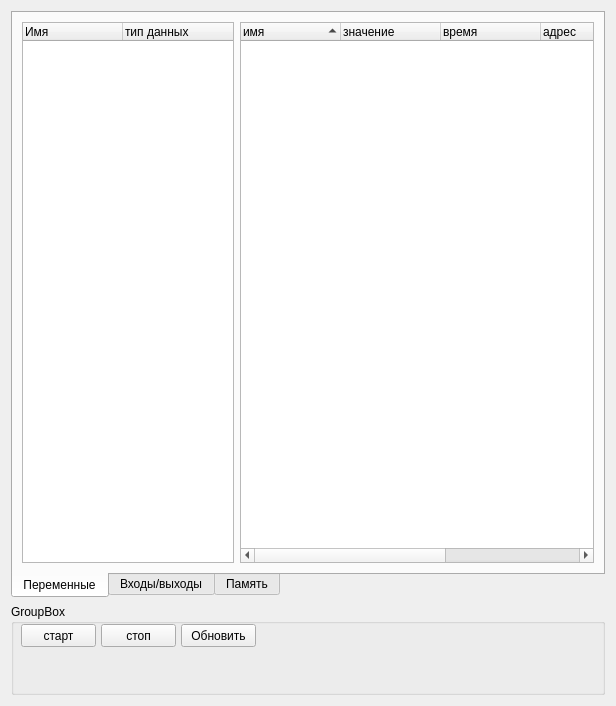
Qt form Debugger/debuggerform.ui (atikbif/relkonIDE) before a commit.
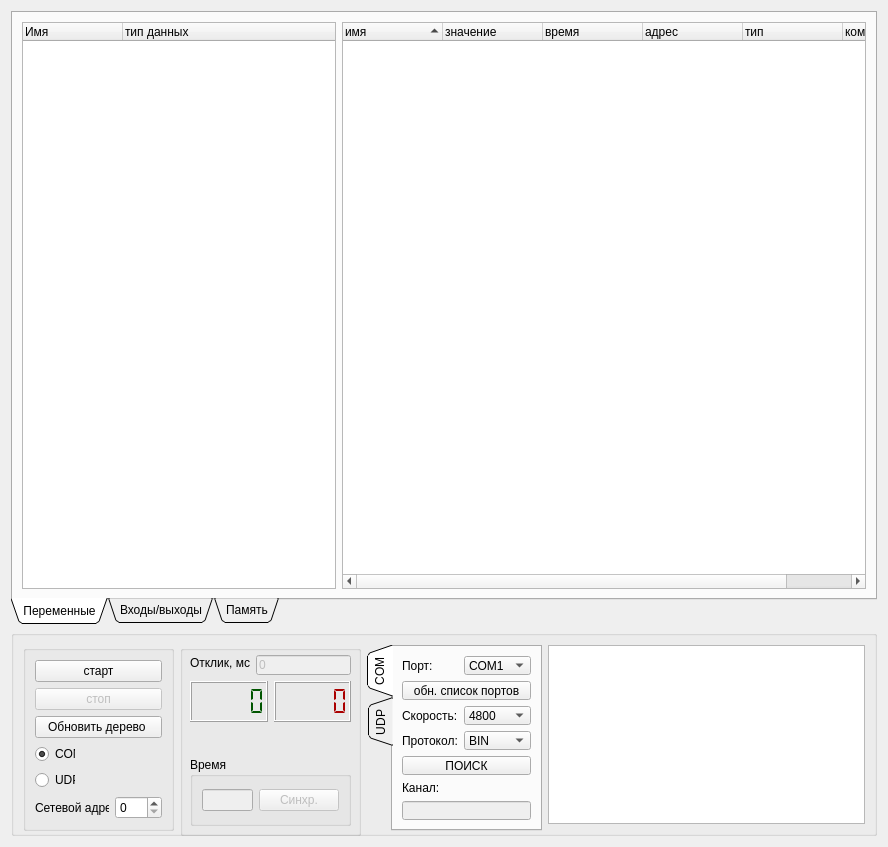
The same form after that commit. The open tabs and pages were chosen to show the change.

The edit to the form file:
```diff
--- a/Debugger/debuggerform.ui
+++ b/Debugger/debuggerform.ui
@@ -6,16 +6,22 @@
    <rect>
     <x>0</x>
     <y>0</y>
-    <width>616</width>
-    <height>706</height>
+    <width>884</width>
+    <height>847</height>
    </rect>
   </property>
   <property name="windowTitle">
    <string>Form</string>
   </property>
-  <layout class="QGridLayout" name="gridLayout_2">
+  <layout class="QGridLayout" name="gridLayout_3">
    <item row="0" column="0">
     <widget class="QTabWidget" name="tabWidget">
+     <property name="sizePolicy">
+      <sizepolicy hsizetype="Expanding" vsizetype="Expanding">
+       <horstretch>0</horstretch>
+       <verstretch>3</verstretch>
+      </sizepolicy>
+     </property>
      <property name="minimumSize">
       <size>
        <width>441</width>
@@ -28,6 +34,9 @@
      <property name="tabPosition">
       <enum>QTabWidget::South</enum>
      </property>
+     <property name="tabShape">
+      <enum>QTabWidget::Triangular</enum>
+     </property>
      <property name="currentIndex">
       <number>0</number>
      </property>
@@ -132,54 +141,576 @@
    </item>
    <item row="1" column="0">
     <widget class="QGroupBox" name="groupBox_2">
+     <property name="sizePolicy">
+      <sizepolicy hsizetype="Preferred" vsizetype="Preferred">
+       <horstretch>0</horstretch>
+       <verstretch>1</verstretch>
+      </sizepolicy>
+     </property>
      <property name="minimumSize">
       <size>
-       <width>101</width>
-       <height>91</height>
+       <width>866</width>
+       <height>206</height>
       </size>
      </property>
      <property name="title">
-      <string>GroupBox</string>
+      <string/>
      </property>
-     <widget class="QPushButton" name="startButton">
-      <property name="geometry">
-       <rect>
-        <x>10</x>
-        <y>20</y>
-        <width>75</width>
-        <height>23</height>
-       </rect>
-      </property>
-      <property name="text">
-       <string>старт</string>
-      </property>
-     </widget>
-     <widget class="QPushButton" name="stopButton">
-      <property name="geometry">
-       <rect>
-        <x>90</x>
-        <y>20</y>
-        <width>75</width>
-        <height>23</height>
-       </rect>
-      </property>
-      <property name="text">
-       <string>стоп</string>
-      </property>
-     </widget>
-     <widget class="QPushButton" name="updateButton">
-      <property name="geometry">
-       <rect>
-        <x>170</x>
-        <y>20</y>
-        <width>75</width>
-        <height>23</height>
-       </rect>
-      </property>
-      <property name="text">
-       <string>Обновить</string>
-      </property>
-     </widget>
+     <layout class="QGridLayout" name="gridLayout_6">
+      <item row="0" column="0">
+       <widget class="QGroupBox" name="groupBox">
+        <property name="sizePolicy">
+         <sizepolicy hsizetype="Preferred" vsizetype="Preferred">
+          <horstretch>0</horstretch>
+          <verstretch>0</verstretch>
+         </sizepolicy>
+        </property>
+        <property name="minimumSize">
+         <size>
+          <width>151</width>
+          <height>186</height>
+         </size>
+        </property>
+        <property name="maximumSize">
+         <size>
+          <width>151</width>
+          <height>186</height>
+         </size>
+        </property>
+        <property name="title">
+         <string/>
+        </property>
+        <layout class="QGridLayout" name="gridLayout_4">
+         <item row="4" column="0">
+          <widget class="QRadioButton" name="radioButtonUDP">
+           <property name="text">
+            <string>UDP</string>
+           </property>
+          </widget>
+         </item>
+         <item row="6" column="0" colspan="3">
+          <layout class="QHBoxLayout" name="horizontalLayout_3">
+           <item>
+            <widget class="QLabel" name="label">
+             <property name="text">
+              <string>Сетевой адрес:</string>
+             </property>
+            </widget>
+           </item>
+           <item>
+            <widget class="QSpinBox" name="spinBoxNetAddress">
+             <property name="maximum">
+              <number>255</number>
+             </property>
+            </widget>
+           </item>
+          </layout>
+         </item>
+         <item row="3" column="0">
+          <widget class="QRadioButton" name="radioButtonCOM">
+           <property name="text">
+            <string>COM</string>
+           </property>
+           <property name="checked">
+            <bool>true</bool>
+           </property>
+          </widget>
+         </item>
+         <item row="2" column="0" colspan="3">
+          <widget class="QPushButton" name="updateButton">
+           <property name="text">
+            <string>Обновить дерево </string>
+           </property>
+          </widget>
+         </item>
+         <item row="0" column="0" colspan="3">
+          <widget class="QPushButton" name="startButton">
+           <property name="text">
+            <string>старт</string>
+           </property>
+          </widget>
+         </item>
+         <item row="1" column="0" colspan="3">
+          <widget class="QPushButton" name="stopButton">
+           <property name="enabled">
+            <bool>false</bool>
+           </property>
+           <property name="text">
+            <string>стоп</string>
+           </property>
+          </widget>
+         </item>
+         <item row="5" column="0">
+          <spacer name="verticalSpacer_2">
+           <property name="orientation">
+            <enum>Qt::Vertical</enum>
+           </property>
+           <property name="sizeHint" stdset="0">
+            <size>
+             <width>20</width>
+             <height>25</height>
+            </size>
+           </property>
+          </spacer>
+         </item>
+        </layout>
+       </widget>
+      </item>
+      <item row="0" column="1">
+       <widget class="QGroupBox" name="groupBox_3">
+        <property name="sizePolicy">
+         <sizepolicy hsizetype="Preferred" vsizetype="Preferred">
+          <horstretch>0</horstretch>
+          <verstretch>0</verstretch>
+         </sizepolicy>
+        </property>
+        <property name="minimumSize">
+         <size>
+          <width>181</width>
+          <height>191</height>
+         </size>
+        </property>
+        <property name="maximumSize">
+         <size>
+          <width>181</width>
+          <height>191</height>
+         </size>
+        </property>
+        <property name="title">
+         <string/>
+        </property>
+        <widget class="QLabel" name="label_3">
+         <property name="geometry">
+          <rect>
+           <x>10</x>
+           <y>10</y>
+           <width>60</width>
+           <height>16</height>
+          </rect>
+         </property>
+         <property name="text">
+          <string>Отклик, мс:</string>
+         </property>
+        </widget>
+        <widget class="QLineEdit" name="lineEditAnswerTime">
+         <property name="enabled">
+          <bool>false</bool>
+         </property>
+         <property name="geometry">
+          <rect>
+           <x>76</x>
+           <y>10</y>
+           <width>95</width>
+           <height>20</height>
+          </rect>
+         </property>
+         <property name="text">
+          <string>0</string>
+         </property>
+         <property name="maxLength">
+          <number>6</number>
+         </property>
+         <property name="readOnly">
+          <bool>true</bool>
+         </property>
+        </widget>
+        <widget class="QGroupBox" name="groupBox_4">
+         <property name="geometry">
+          <rect>
+           <x>10</x>
+           <y>112</y>
+           <width>161</width>
+           <height>69</height>
+          </rect>
+         </property>
+         <property name="sizePolicy">
+          <sizepolicy hsizetype="Preferred" vsizetype="Preferred">
+           <horstretch>0</horstretch>
+           <verstretch>0</verstretch>
+          </sizepolicy>
+         </property>
+         <property name="title">
+          <string>Время</string>
+         </property>
+         <layout class="QGridLayout" name="gridLayout_5">
+          <item row="0" column="0">
+           <widget class="QLineEdit" name="lineEditTime">
+            <property name="enabled">
+             <bool>false</bool>
+            </property>
+           </widget>
+          </item>
+          <item row="0" column="1">
+           <widget class="QPushButton" name="pushButtonTimeWrite">
+            <property name="enabled">
+             <bool>false</bool>
+            </property>
+            <property name="text">
+             <string>Синхр.</string>
+            </property>
+           </widget>
+          </item>
+         </layout>
+        </widget>
+        <widget class="QWidget" name="">
+         <property name="geometry">
+          <rect>
+           <x>10</x>
+           <y>36</y>
+           <width>161</width>
+           <height>41</height>
+          </rect>
+         </property>
+         <layout class="QHBoxLayout" name="horizontalLayout_2">
+          <item>
+           <widget class="QLCDNumber" name="lcdNumberCorrect">
+            <property name="sizePolicy">
+             <sizepolicy hsizetype="Minimum" vsizetype="Minimum">
+              <horstretch>0</horstretch>
+              <verstretch>0</verstretch>
+             </sizepolicy>
+            </property>
+            <property name="palette">
+             <palette>
+              <active>
+               <colorrole role="WindowText">
+                <brush brushstyle="SolidPattern">
+                 <color alpha="255">
+                  <red>0</red>
+                  <green>85</green>
+                  <blue>0</blue>
+                 </color>
+                </brush>
+               </colorrole>
+               <colorrole role="Text">
+                <brush brushstyle="SolidPattern">
+                 <color alpha="255">
+                  <red>0</red>
+                  <green>0</green>
+                  <blue>0</blue>
+                 </color>
+                </brush>
+               </colorrole>
+              </active>
+              <inactive>
+               <colorrole role="WindowText">
+                <brush brushstyle="SolidPattern">
+                 <color alpha="255">
+                  <red>0</red>
+                  <green>85</green>
+                  <blue>0</blue>
+                 </color>
+                </brush>
+               </colorrole>
+               <colorrole role="Text">
+                <brush brushstyle="SolidPattern">
+                 <color alpha="255">
+                  <red>0</red>
+                  <green>0</green>
+                  <blue>0</blue>
+                 </color>
+                </brush>
+               </colorrole>
+              </inactive>
+              <disabled>
+               <colorrole role="WindowText">
+                <brush brushstyle="SolidPattern">
+                 <color alpha="255">
+                  <red>120</red>
+                  <green>120</green>
+                  <blue>120</blue>
+                 </color>
+                </brush>
+               </colorrole>
+               <colorrole role="Text">
+                <brush brushstyle="SolidPattern">
+                 <color alpha="255">
+                  <red>120</red>
+                  <green>120</green>
+                  <blue>120</blue>
+                 </color>
+                </brush>
+               </colorrole>
+              </disabled>
+             </palette>
+            </property>
+            <property name="inputMethodHints">
+             <set>Qt::ImhDialableCharactersOnly|Qt::ImhDigitsOnly|Qt::ImhEmailCharactersOnly|Qt::ImhFormattedNumbersOnly|Qt::ImhLatinOnly|Qt::ImhLowercaseOnly|Qt::ImhUppercaseOnly|Qt::ImhUrlCharactersOnly</set>
+            </property>
+            <property name="frameShape">
+             <enum>QFrame::Box</enum>
+            </property>
+            <property name="frameShadow">
+             <enum>QFrame::Raised</enum>
+            </property>
+            <property name="segmentStyle">
+             <enum>QLCDNumber::Flat</enum>
+            </property>
+           </widget>
+          </item>
+          <item>
+           <widget class="QLCDNumber" name="lcdNumberError">
+            <property name="sizePolicy">
+             <sizepolicy hsizetype="Minimum" vsizetype="Minimum">
+              <horstretch>0</horstretch>
+              <verstretch>0</verstretch>
+             </sizepolicy>
+            </property>
+            <property name="palette">
+             <palette>
+              <active>
+               <colorrole role="WindowText">
+                <brush brushstyle="SolidPattern">
+                 <color alpha="255">
+                  <red>170</red>
+                  <green>0</green>
+                  <blue>0</blue>
+                 </color>
+                </brush>
+               </colorrole>
+              </active>
+              <inactive>
+               <colorrole role="WindowText">
+                <brush brushstyle="SolidPattern">
+                 <color alpha="255">
+                  <red>170</red>
+                  <green>0</green>
+                  <blue>0</blue>
+                 </color>
+                </brush>
+               </colorrole>
+              </inactive>
+              <disabled>
+               <colorrole role="WindowText">
+                <brush brushstyle="SolidPattern">
+                 <color alpha="255">
+                  <red>120</red>
+                  <green>120</green>
+                  <blue>120</blue>
+                 </color>
+                </brush>
+               </colorrole>
+              </disabled>
+             </palette>
+            </property>
+            <property name="segmentStyle">
+             <enum>QLCDNumber::Flat</enum>
+            </property>
+           </widget>
+          </item>
+         </layout>
+        </widget>
+       </widget>
+      </item>
+      <item row="0" column="2">
+       <widget class="QTabWidget" name="tabWidgetCanal">
+        <property name="sizePolicy">
+         <sizepolicy hsizetype="Expanding" vsizetype="Expanding">
+          <horstretch>0</horstretch>
+          <verstretch>0</verstretch>
+         </sizepolicy>
+        </property>
+        <property name="minimumSize">
+         <size>
+          <width>175</width>
+          <height>186</height>
+         </size>
+        </property>
+        <property name="maximumSize">
+         <size>
+          <width>175</width>
+          <height>186</height>
+         </size>
+        </property>
+        <property name="tabPosition">
+         <enum>QTabWidget::West</enum>
+        </property>
+        <property name="tabShape">
+         <enum>QTabWidget::Triangular</enum>
+        </property>
+        <property name="currentIndex">
+         <number>1</number>
+        </property>
+        <widget class="QWidget" name="tab">
+         <attribute name="title">
+          <string>COM</string>
+         </attribute>
+         <layout class="QGridLayout" name="gridLayout_7">
+          <item row="0" column="0">
+           <layout class="QGridLayout" name="gridLayout_2">
+            <item row="0" column="0">
+             <widget class="QLabel" name="label_8">
+              <property name="text">
+               <string>Порт:</string>
+              </property>
+             </widget>
+            </item>
+            <item row="0" column="1">
+             <widget class="QComboBox" name="comboBoxCOM">
+              <item>
+               <property name="text">
+                <string>COM1</string>
+               </property>
+              </item>
+             </widget>
+            </item>
+            <item row="1" column="0" colspan="2">
+             <widget class="QPushButton" name="pushButtonCOMUpdate">
+              <property name="text">
+               <string>обн. список портов</string>
+              </property>
+             </widget>
+            </item>
+            <item row="2" column="0">
+             <widget class="QLabel" name="label_5">
+              <property name="text">
+               <string>Скорость:</string>
+              </property>
+             </widget>
+            </item>
+            <item row="2" column="1">
+             <widget class="QComboBox" name="comboBoxSpeed">
+              <item>
+               <property name="text">
+                <string>4800</string>
+               </property>
+              </item>
+              <item>
+               <property name="text">
+                <string>9600</string>
+               </property>
+              </item>
+              <item>
+               <property name="text">
+                <string>19200</string>
+               </property>
+              </item>
+              <item>
+               <property name="text">
+                <string>38400</string>
+               </property>
+              </item>
+              <item>
+               <property name="text">
+                <string>57600</string>
+               </property>
+              </item>
+              <item>
+               <property name="text">
+                <string>115200</string>
+               </property>
+              </item>
+             </widget>
+            </item>
+            <item row="3" column="0">
+             <widget class="QLabel" name="label_4">
+              <property name="text">
+               <string>Протокол:</string>
+              </property>
+             </widget>
+            </item>
+            <item row="3" column="1">
+             <widget class="QComboBox" name="comboBoxProtocol">
+              <item>
+               <property name="text">
+                <string>BIN</string>
+               </property>
+              </item>
+              <item>
+               <property name="text">
+                <string>ASCII</string>
+               </property>
+              </item>
+             </widget>
+            </item>
+            <item row="4" column="0" colspan="2">
+             <widget class="QPushButton" name="pushButtonAutoSearch">
+              <property name="sizePolicy">
+               <sizepolicy hsizetype="Minimum" vsizetype="Preferred">
+                <horstretch>0</horstretch>
+                <verstretch>0</verstretch>
+               </sizepolicy>
+              </property>
+              <property name="text">
+               <string>ПОИСК</string>
+              </property>
+             </widget>
+            </item>
+            <item row="5" column="0">
+             <widget class="QLabel" name="label_6">
+              <property name="text">
+               <string>Канал:</string>
+              </property>
+             </widget>
+            </item>
+            <item row="6" column="0" colspan="2">
+             <widget class="QLineEdit" name="lineEditCanal">
+              <property name="enabled">
+               <bool>false</bool>
+              </property>
+             </widget>
+            </item>
+           </layout>
+          </item>
+         </layout>
+        </widget>
+        <widget class="QWidget" name="tab_2">
+         <attribute name="title">
+          <string>UDP</string>
+         </attribute>
+         <layout class="QGridLayout" name="gridLayout_8">
+          <item row="0" column="0">
+           <widget class="QLabel" name="label_7">
+            <property name="text">
+             <string>IP адрес:</string>
+            </property>
+           </widget>
+          </item>
+          <item row="1" column="0" colspan="2">
+           <widget class="QLineEdit" name="lineEdit_3"/>
+          </item>
+          <item row="2" column="0" colspan="2">
+           <widget class="QLabel" name="label_2">
+            <property name="text">
+             <string>порт: 12144</string>
+            </property>
+           </widget>
+          </item>
+          <item row="3" column="1">
+           <spacer name="verticalSpacer">
+            <property name="orientation">
+             <enum>Qt::Vertical</enum>
+            </property>
+            <property name="sizeHint" stdset="0">
+             <size>
+              <width>20</width>
+              <height>85</height>
+             </size>
+            </property>
+           </spacer>
+          </item>
+          <item row="0" column="1">
+           <widget class="QPushButton" name="pushButton_3">
+            <property name="text">
+             <string>PING</string>
+            </property>
+           </widget>
+          </item>
+         </layout>
+        </widget>
+       </widget>
+      </item>
+      <item row="0" column="3">
+       <widget class="QTextBrowser" name="textBrowserRequests">
+        <property name="sizePolicy">
+         <sizepolicy hsizetype="Expanding" vsizetype="Expanding">
+          <horstretch>1</horstretch>
+          <verstretch>0</verstretch>
+         </sizepolicy>
+        </property>
+       </widget>
+      </item>
+     </layout>
     </widget>
    </item>
   </layout>
```
